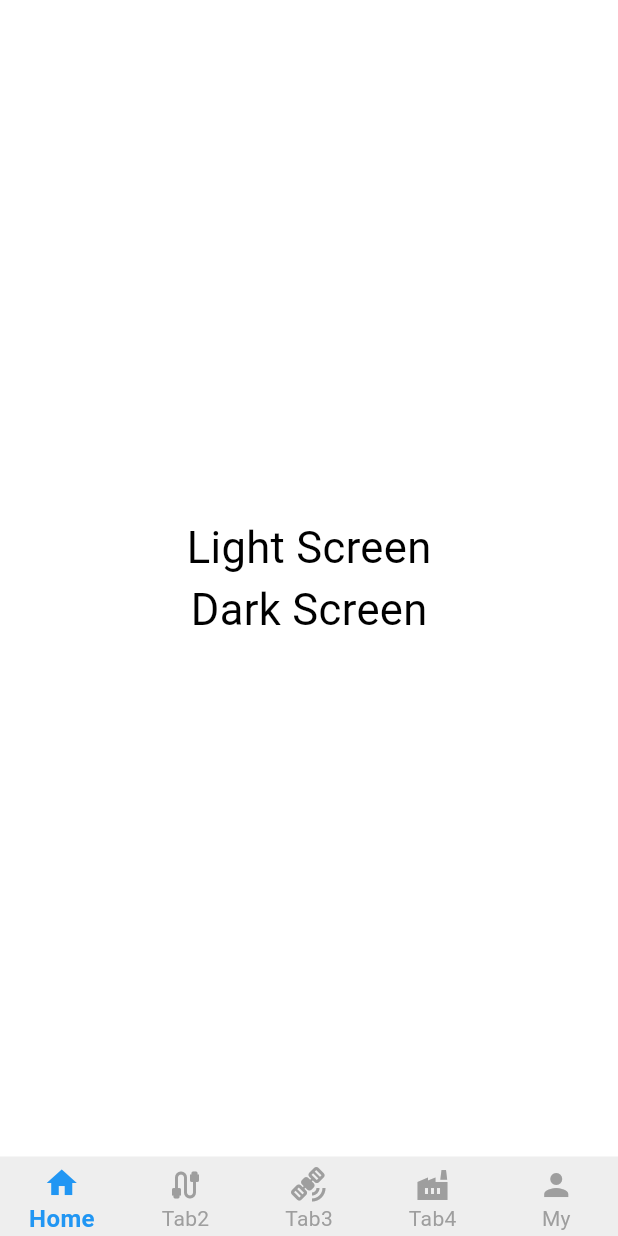
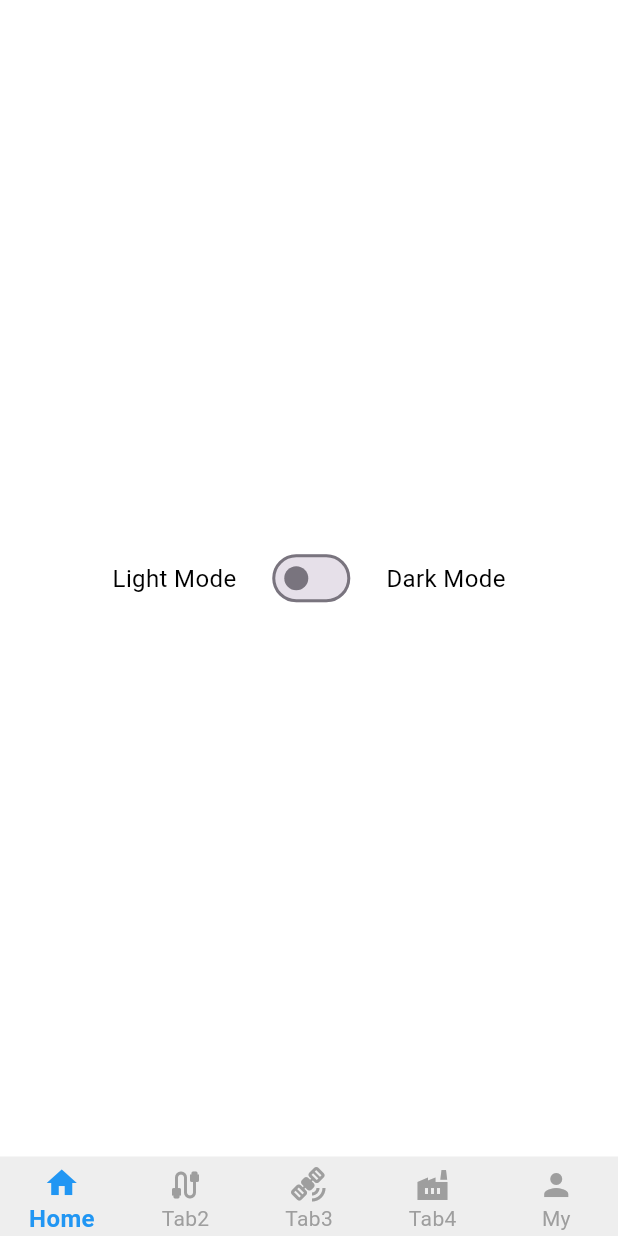
Before and after one commit to C0routine/Flutter-MVVM-Architecture-Bloc, a Flutter app: the screen it shows after launch, on a phone screen of 412 x 824 dp. Run offline on Flutter 3.47's test engine with Material 3 defaults, Android fonts, the phone set to English and light mode, and no system bars; our stand-ins replace flutter_bloc, flutter_screenutil, freezed_annotation, go_router; generated files the repository leaves out were written again.

Commit message:
fix: Theme Switch Widget 변경

```diff
--- a/lib/core/extensions/theme_extension.dart
+++ b/lib/core/extensions/theme_extension.dart
@@ -3,5 +3,5 @@ import 'package:architecture/core/config/app_theme.dart';
 import 'package:architecture/core/config/app_color.dart';
 
 extension ThemeShortcut on BuildContext {
-  AppColor get appColor => Theme.of(this).extension<CustomAppThemeExtension>()!;
+  AppColor get color => Theme.of(this).extension<CustomAppThemeExtension>()!;
 }
--- a/lib/feature/home/screen/home_screen.dart
+++ b/lib/feature/home/screen/home_screen.dart
@@ -1,10 +1,6 @@
 import 'package:flutter/material.dart';
-import 'package:flutter_bloc/flutter_bloc.dart';
-import 'package:flutter_screenutil/flutter_screenutil.dart';
-
-import 'package:architecture/feature/theme/bloc/barrel.dart';
 import 'package:architecture/core/common/default_screen.dart';
-import 'package:architecture/core/extensions/theme_extension.dart';
+import 'package:architecture/feature/home/widgets/theme_switch.dart';
 
 class HomeScreen extends StatelessWidget {
   const HomeScreen({super.key});
@@ -15,24 +11,7 @@ class HomeScreen extends StatelessWidget {
       body: Column(
         mainAxisAlignment: MainAxisAlignment.center,
         children: [
-          GestureDetector(
-            onTap: () {
-              context.read<ThemeBloc>().add(ThemeChanged(type: ThemeType.light));
-            },
-            child: Text(
-              'Light Screen',
-              style: TextStyle(fontSize: 30.sp, color: context.appColor.textPrimary),
-            ),
-          ),
-          GestureDetector(
-            onTap: () {
-              context.read<ThemeBloc>().add(ThemeChanged(type: ThemeType.dark));
-            },
-            child: Text(
-              'Dark Screen',
-              style: TextStyle(fontSize: 30.sp, color: context.appColor.textPrimary),
-            ),
-          ),
+          const ThemeSwitchWidget(),
         ],
       ),
     );
--- /dev/null
+++ b/lib/feature/home/widgets/theme_switch.dart
@@ -0,0 +1,39 @@
+import 'package:flutter/material.dart';
+import 'package:flutter_bloc/flutter_bloc.dart';
+import 'package:architecture/feature/theme/bloc/barrel.dart';
+import 'package:architecture/core/extensions/theme_extension.dart';
+
+class ThemeSwitchWidget extends StatefulWidget {
+  const ThemeSwitchWidget({super.key});
+
+  @override
+  State<ThemeSwitchWidget> createState() => _ThemeSwitchWidgetState();
+}
+
+class _ThemeSwitchWidgetState extends State<ThemeSwitchWidget> {
+  @override
+  Widget build(BuildContext context) {
+    final textStyle = TextStyle(fontSize: 16, color: context.color.textPrimary);
+
+    return Row(
+      mainAxisSize: MainAxisSize.min,
+      children: [
+        Text('Light Mode', style: textStyle),
+        const SizedBox(width: 20),
+        BlocBuilder<ThemeBloc, ThemeState>(
+          builder: (BuildContext context, state) {
+            final isDark = state.type == ThemeType.dark;
+            return Switch(
+              value: isDark,
+              onChanged: (bool result) {
+                context.read<ThemeBloc>().add(ThemeChanged(type: result ? ThemeType.dark : ThemeType.light));
+              },
+            );
+          },
+        ),
+        const SizedBox(width: 20),
+        Text('Dark Mode', style: textStyle),
+      ],
+    );
+  }
+}
--- a/lib/feature/my/screen/auth_screen.dart
+++ b/lib/feature/my/screen/auth_screen.dart
@@ -17,7 +17,7 @@ class _AuthScreenState extends State<AuthScreen> {
       body: Center(
         child: Text(
           'Auth Screen',
-          style: TextStyle(fontSize: 30.sp, color: context.appColor.textPrimary),
+          style: TextStyle(fontSize: 30.sp, color: context.color.textPrimary),
         ),
       ),
     );
--- a/lib/feature/my/screen/my_screen.dart
+++ b/lib/feature/my/screen/my_screen.dart
@@ -19,7 +19,7 @@ class MyScreen extends StatelessWidget {
           },
           child: Text(
             'My Screen',
-            style: TextStyle(fontSize: 30.sp, color: context.appColor.textPrimary),
+            style: TextStyle(fontSize: 30.sp, color: context.color.textPrimary),
           ),
         ),
       ),
--- a/lib/feature/tab2/screen/tab2_screen.dart
+++ b/lib/feature/tab2/screen/tab2_screen.dart
@@ -15,7 +15,7 @@ class Tab2Screen extends StatelessWidget {
           'Tab2 Screen',
           style: TextStyle(
             fontSize: 30.sp,
-            color: context.appColor.textPrimary,
+            color: context.color.textPrimary,
           ),
         ),
       ),
--- a/lib/feature/tab3/screen/tab3_screen.dart
+++ b/lib/feature/tab3/screen/tab3_screen.dart
@@ -13,7 +13,7 @@ class Tab3Screen extends StatelessWidget {
       body: Center(
         child: Text(
           'Tab3 Screen',
-          style: TextStyle(fontSize: 30.sp, color: context.appColor.textPrimary),
+          style: TextStyle(fontSize: 30.sp, color: context.color.textPrimary),
         ),
       ),
     );
--- a/lib/feature/tab4/screen/tab4_screen.dart
+++ b/lib/feature/tab4/screen/tab4_screen.dart
@@ -13,7 +13,7 @@ class Tab4Screen extends StatelessWidget {
       body: Center(
         child: Text(
           'Tab4 Screen',
-          style: TextStyle(fontSize: 30.sp, color: context.appColor.textPrimary),
+          style: TextStyle(fontSize: 30.sp, color: context.color.textPrimary),
         ),
       ),
     );
```
